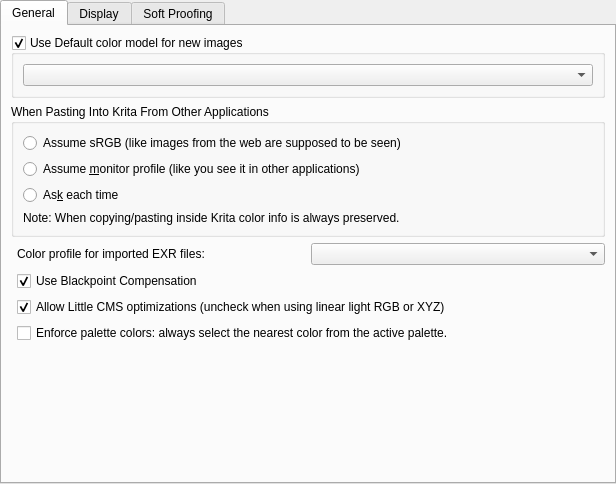
First picture: the form in libs/ui/forms/wdgcolorsettings.ui, repository udtren/Solstice, before the edit.
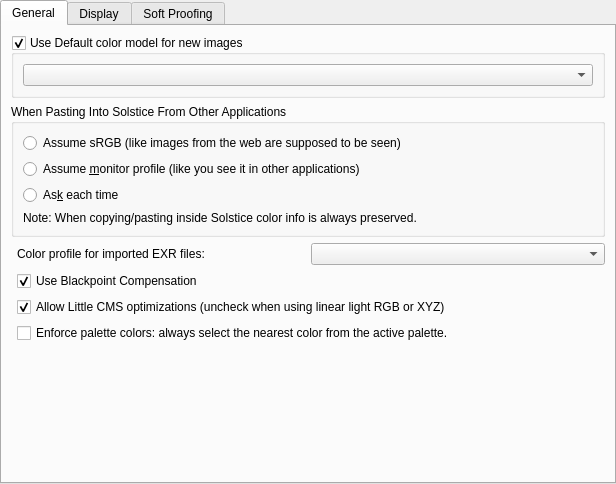
Second picture: the form after the edit. Custom widgets are drawn as their Qt base class.

Commit message: Name the application Solstice in interface strings; updaters off

The edit to the form file:
```diff
--- a/libs/ui/forms/wdgcolorsettings.ui
+++ b/libs/ui/forms/wdgcolorsettings.ui
@@ -74,7 +74,7 @@
        <item row="1" column="0" colspan="2">
         <widget class="QGroupBox" name="grpPasteBehaviour">
          <property name="title">
-          <string>When Pasting Into Krita From Other Applications</string>
+          <string>When Pasting Into Solstice From Other Applications</string>
          </property>
          <layout class="QVBoxLayout">
           <item>
@@ -101,7 +101,7 @@
           <item>
            <widget class="QLabel" name="textLabel1_2_2">
             <property name="text">
-             <string>Note: When copying/pasting inside Krita color info is always preserved.</string>
+             <string>Note: When copying/pasting inside Solstice color info is always preserved.</string>
             </property>
            </widget>
           </item>
```
The commit also changes 95 other files.
